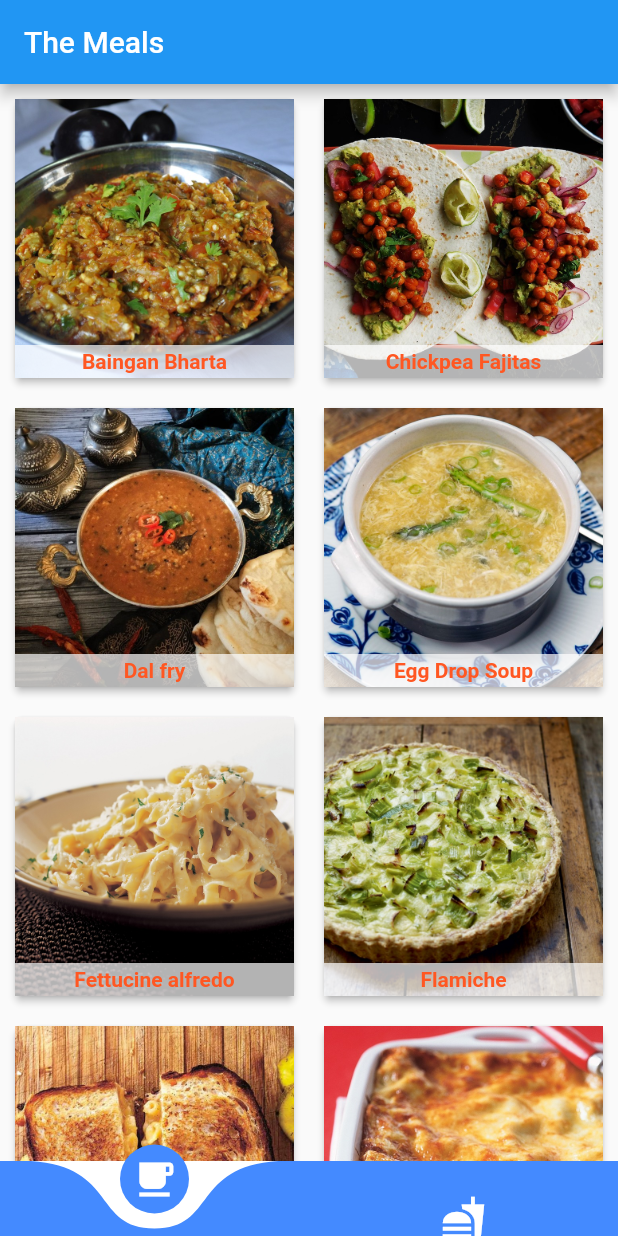
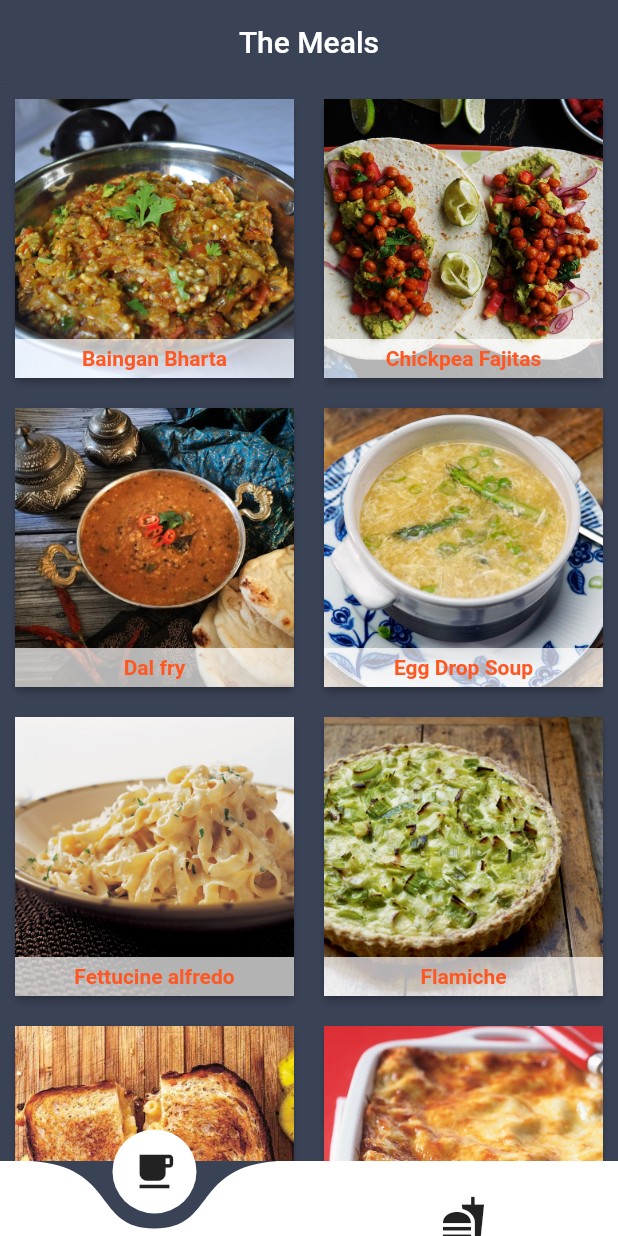
Before and after one commit to rrifafauzikomara/MealsCatalogue, a Flutter app: the screen it shows after launch, on a phone screen of 412 x 824 dp. Run offline on Flutter 3.47's test engine with Material 2 defaults, Android fonts, the phone set to English and light mode, and no system bars; drawn by our look-alikes of curved_navigation_bar.

Commit message:
add fix UI

```diff
--- a/lib/main.dart
+++ b/lib/main.dart
@@ -12,6 +12,9 @@ class MyApp extends StatelessWidget {
   Widget build(BuildContext context) {
     return MaterialApp(
       title: 'The Meals',
+      theme: ThemeData(
+        primaryColor: Color.fromRGBO(58, 66, 86, 1.0),
+      ),
       home: HomePage(),
     );
   }
@@ -31,22 +34,30 @@ class _HomePageState extends State<HomePage> {
     String title = "The Meals";
     return Scaffold(
         appBar: AppBar(
+          elevation: 0.1,
+          backgroundColor: Color.fromRGBO(58, 66, 86, 1.0),
+          centerTitle: true,
           title: Text(
             title,
             style: TextStyle(color: Colors.white),
-            textAlign: TextAlign.center,
           ),
         ),
         bottomNavigationBar: CurvedNavigationBar(
           index: 0,
           height: 50.0,
           items: <Widget>[
-            Icon(Icons.free_breakfast, size: 30, color: Colors.white),
-            Icon(Icons.fastfood, size: 30, color: Colors.white),
+            Container(
+              padding: EdgeInsets.all(5.0),
+              child: Icon(Icons.free_breakfast, size: 30),
+            ),
+            Container(
+              padding: EdgeInsets.all(5.0),
+              child: Icon(Icons.fastfood, size: 30),
+            ),
           ],
-          color: Colors.blueAccent,
-          buttonBackgroundColor: Colors.blueAccent,
-          backgroundColor: Colors.white,
+          color: Colors.white,
+          buttonBackgroundColor: Colors.white,
+          backgroundColor: Color.fromRGBO(58, 66, 86, 1.0),
           animationCurve: Curves.easeInOut,
           animationDuration: Duration(milliseconds: 600),
           onTap: (index) {
--- a/lib/view/breakfast_screen.dart
+++ b/lib/view/breakfast_screen.dart
@@ -19,6 +19,7 @@ class BreakfastState extends State<BreakfastScreen> {
 
   getListBreakfast() {
     return Container(
+      color: Color.fromRGBO(58, 66, 86, 1.0),
       child: Center(
         child: FutureBuilder(
             future: DefaultAssetBundle.of(context)
@@ -28,20 +29,24 @@ class BreakfastState extends State<BreakfastScreen> {
                 if (snapshot.data != null) {
                   List<Meal> meals = parseJson(snapshot.data);
                   return meals.isNotEmpty
-                      ? _showList(context, meals)
+                      ? _showListBreakfast(context, meals)
                       : Center(child: Text("No Meal List Found.."));
                 } else {
-                  return Center(child: CircularProgressIndicator());
+                  return Center(child: CircularProgressIndicator(
+                      valueColor: new AlwaysStoppedAnimation<Color>(Colors.white)
+                  ));
                 }
               } else {
-                return Center(child: CircularProgressIndicator());
+                return Center(child: CircularProgressIndicator(
+                    valueColor: new AlwaysStoppedAnimation<Color>(Colors.white)
+                ));
               }
             }),
       ),
     );
   }
 
-  Widget _showList(BuildContext context, List<Meal> data) => GridView.builder(
+  Widget _showListBreakfast(BuildContext context, List<Meal> data) => GridView.builder(
     itemCount: data == null ? 0 : data.length,
     gridDelegate:
     SliverGridDelegateWithFixedCrossAxisCount(crossAxisCount: 2),
@@ -55,14 +60,14 @@ class BreakfastState extends State<BreakfastScreen> {
           child: GridTile(
             child: PhotoHero(
               tag: data[index].strMeal,
-              onTap: () => {
-                showSnackBar(context, data[index]),
+              onTap: () {
+                showSnackBar(context, data[index]);
               },
               photo: data[index].strMealThumb,
             ),
             footer: Container(
               color: Colors.white70,
-              padding: EdgeInsets.all(3.0),
+              padding: EdgeInsets.all(5.0),
               child: Text(
                 data[index].strMeal,
                 textAlign: TextAlign.center,
```
Also changed, not shown: lib/view/desert_screen.dart (+12 -7 lines), lib/view/detail_screen.dart (+10 -3 lines).
